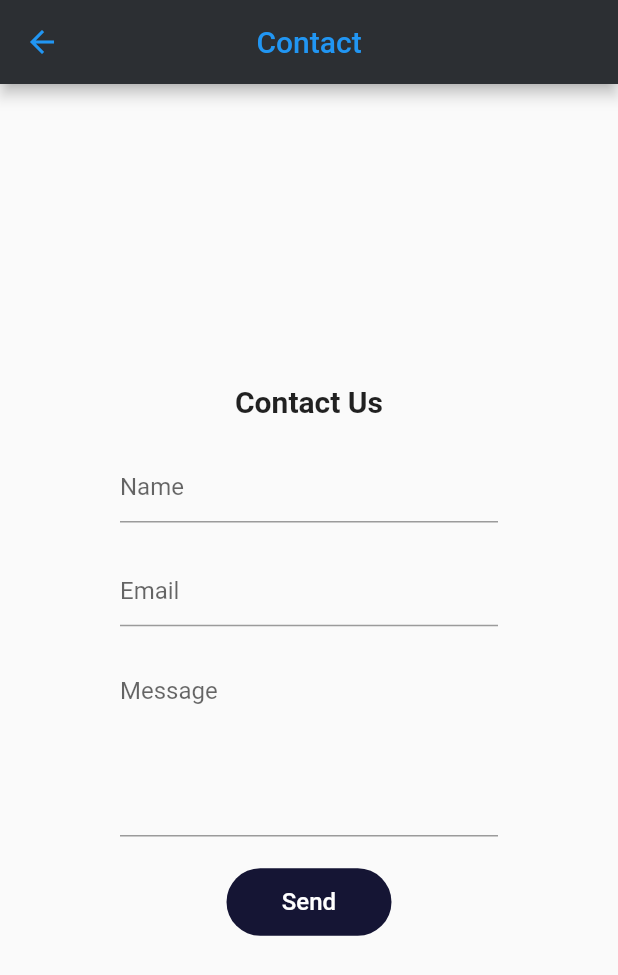
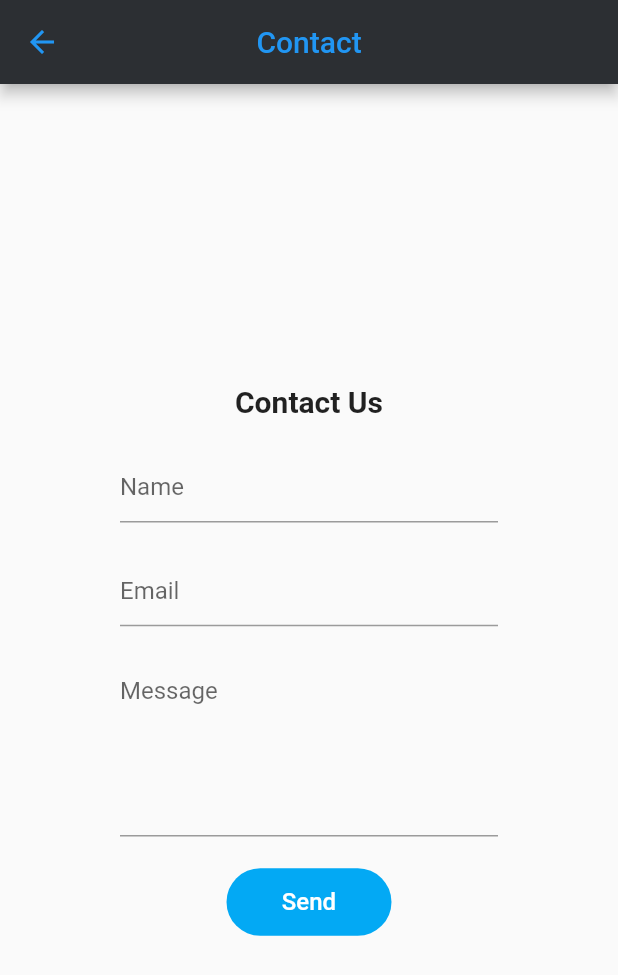
Before and after one commit to Zabosee/sap-wiki, a Flutter app: the ContactPage screen opened directly, on a phone screen of 412 x 824 dp. Shown: the top 975 px of the screen. Run offline on Flutter 3.47's test engine with Material 2 defaults, Android fonts, the phone set to English and light mode, and no system bars; our stand-ins replace bloc, expandable, flutter_bloc, flutter_markdown, url_launcher_web; missing offline and left inert: flutter_glow, image_picker_for_web.

Commit message:
UI Design

```diff
--- a/lib/nav_pages/contact.dart
+++ b/lib/nav_pages/contact.dart
@@ -2,7 +2,6 @@ import 'dart:async';
 import 'dart:convert';
 
 import 'package:flutter/material.dart';
-import 'package:flutter_email_sender/flutter_email_sender.dart';
 import 'package:http/http.dart' as http;
 
 class ContactPage extends StatelessWidget {
@@ -88,7 +87,7 @@ class ContactPage extends StatelessWidget {
                   child: TextButton(
                     style: TextButton.styleFrom(
                         primary: Colors.white,
-                        backgroundColor: const Color(0xff151534),
+                        backgroundColor: Colors.lightBlue,
                         shape: RoundedRectangleBorder(
                             borderRadius: BorderRadius.circular(40))),
                     onPressed: () async {
```
Also changed, not shown: lib/login_screen.dart (added, +10 -0 lines).
